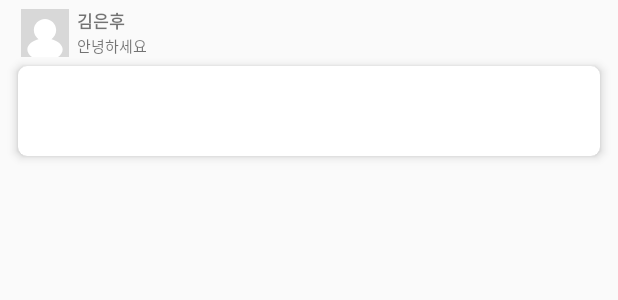
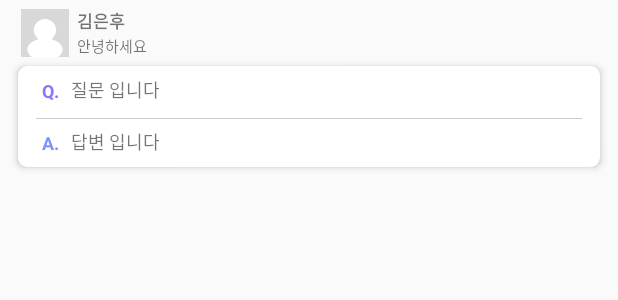
Before and after one commit to baaslaawe/Offline-first-multi-device-real-time-data-synchronize, an Android app: the layout view_qna_item.xml on its own in the app's theme, with its tools: preview values and no code run, on a phone screen of 412 x 824 dp. Shown: the top 300 px of the screen. Run offline under Robolectric (Android 15) with nearby library versions, the phone set to English and light mode, and no system bars.

Commit message:
카드 레이아웃 내용 추가

```diff
--- a/android/app/src/main/java/io/moka/syncdemo/app/MainActivity.kt
+++ b/android/app/src/main/java/io/moka/syncdemo/app/MainActivity.kt
@@ -31,7 +31,6 @@ class MainActivity : BaseActivity() {
         appBarlayout.addOnOffsetChangedListener { appBarLayout, verticalOffset ->
             if (isFinishing)
                 return@addOnOffsetChangedListener
-//            group_profile.alpha = (verticalOffset.toFloat() / appBarLayout.totalScrollRange) * -1
             imageView_profile.alpha = 1 - (verticalOffset.toFloat() / appBarLayout.totalScrollRange) * -1
             textView_say.alpha = 1 - (verticalOffset.toFloat() / appBarLayout.totalScrollRange) * -1
             textView_name.alpha = 1 - (verticalOffset.toFloat() / appBarLayout.totalScrollRange) * -1
--- a/android/app/src/main/res/layout/activity_main.xml
+++ b/android/app/src/main/res/layout/activity_main.xml
@@ -45,12 +45,6 @@
 						android:foreground="@drawable/gd_main_back"
 						android:scaleType="centerCrop"/>
 
-					<android.support.constraint.Group
-						android:id="@+id/group_profile"
-						android:layout_width="match_parent"
-						android:layout_height="match_parent"
-						app:constraint_referenced_ids="imageView_profile, textView_say, textView_name"/>
-
 					<ImageView
 						android:id="@+id/imageView_profile"
 						android:layout_width="52dp"
@@ -85,11 +79,6 @@
 						android:textStyle="bold"
 						app:layout_constraintBottom_toTopOf="@+id/textView_say"
 						app:layout_constraintLeft_toLeftOf="@+id/textView_say"/>
-
-					<!--
-
-
-					-->
 
 
 				</android.support.constraint.ConstraintLayout>
--- a/android/app/src/main/res/layout/view_qna_item.xml
+++ b/android/app/src/main/res/layout/view_qna_item.xml
@@ -38,21 +38,95 @@
 	<android.support.v7.widget.CardView
 		android:id="@+id/cardView"
 		android:layout_width="match_parent"
-		android:layout_height="60dp"
+		android:layout_height="wrap_content"
 		android:layout_marginLeft="12dp"
 		android:layout_marginRight="12dp"
 		android:layout_marginTop="6dp"
 		app:cardBackgroundColor="#FFFFFF"
 		app:cardCornerRadius="6dp"
-		app:cardElevation="4dp"
+		app:cardElevation="3dp"
 		app:layout_constraintTop_toBottomOf="@+id/imageView_profile">
 
+		<android.support.constraint.ConstraintLayout
+			android:layout_width="match_parent"
+			android:layout_height="wrap_content">
+
+			<TextView
+				android:id="@+id/textView_question_label"
+				android:layout_width="wrap_content"
+				android:layout_height="wrap_content"
+				android:layout_marginLeft="16dp"
+				android:layout_marginTop="8dp"
+				android:text="Q."
+				android:textColor="#ff8D73FE"
+				android:textSize="12dp"
+				android:textStyle="bold"
+				app:layout_constraintLeft_toLeftOf="parent"
+				app:layout_constraintTop_toTopOf="parent"/>
+
+			<TextView
+				android:id="@+id/textView_question"
+				android:layout_width="0dp"
+				android:layout_height="wrap_content"
+				android:layout_marginLeft="8dp"
+				android:layout_marginRight="12dp"
+				android:maxLines="1"
+				android:text="질문 입니다"
+				android:textSize="12dp"
+				app:layout_constraintBottom_toBottomOf="@+id/textView_question_label"
+				app:layout_constraintLeft_toRightOf="@+id/textView_question_label"
+				app:layout_constraintRight_toRightOf="parent"/>
+
+			<View
+				android:id="@+id/view_divider"
+				android:layout_width="0dp"
+				android:layout_height="1px"
+				android:layout_marginLeft="12dp"
+				android:layout_marginRight="12dp"
+				android:layout_marginTop="10dp"
+				android:background="#FFCCCCCC"
+				app:layout_constraintLeft_toLeftOf="parent"
+				app:layout_constraintRight_toRightOf="parent"
+				app:layout_constraintTop_toBottomOf="@+id/textView_question_label"/>
+
+			<TextView
+				android:id="@+id/textView_answer_label"
+				android:layout_width="wrap_content"
+				android:layout_height="wrap_content"
+				android:layout_marginLeft="16dp"
+				android:layout_marginTop="8dp"
+				android:text="A."
+				android:textColor="#ff8091FF"
+				android:textSize="12dp"
+				android:textStyle="bold"
+				app:layout_constraintLeft_toLeftOf="parent"
+				app:layout_constraintTop_toTopOf="@+id/view_divider"/>
+
+			<TextView
+				android:id="@+id/textView_answer"
+				android:layout_width="0dp"
+				android:layout_height="wrap_content"
+				android:layout_marginLeft="8dp"
+				android:layout_marginRight="12dp"
+				android:maxLines="1"
+				android:text="답변 입니다"
+				android:textSize="12dp"
+				app:layout_constraintBottom_toBottomOf="@+id/textView_answer_label"
+				app:layout_constraintLeft_toRightOf="@+id/textView_answer_label"
+				app:layout_constraintRight_toRightOf="parent"/>
+
+			<View
+				android:layout_width="match_parent"
+				android:layout_height="8dp"
+				app:layout_constraintTop_toBottomOf="@+id/textView_answer_label"/>
+
+		</android.support.constraint.ConstraintLayout>
 
 	</android.support.v7.widget.CardView>
 
 	<View
 		android:layout_width="match_parent"
-		android:layout_height="17dp"
+		android:layout_height="27dp"
 		app:layout_constraintTop_toBottomOf="@+id/cardView"/>
 
 </android.support.constraint.ConstraintLayout>
```
